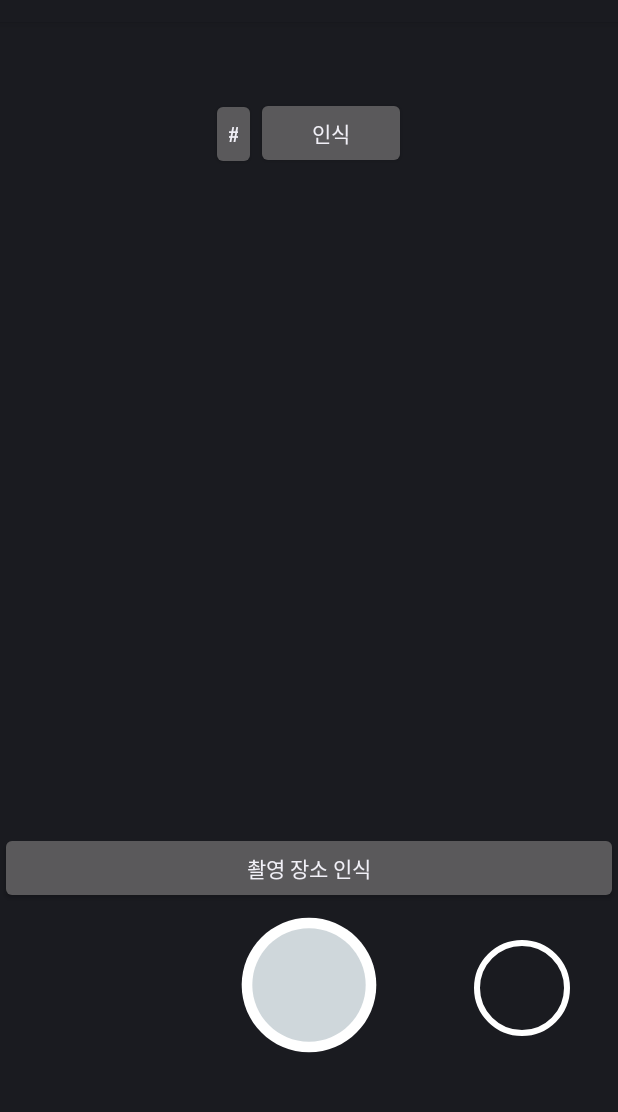
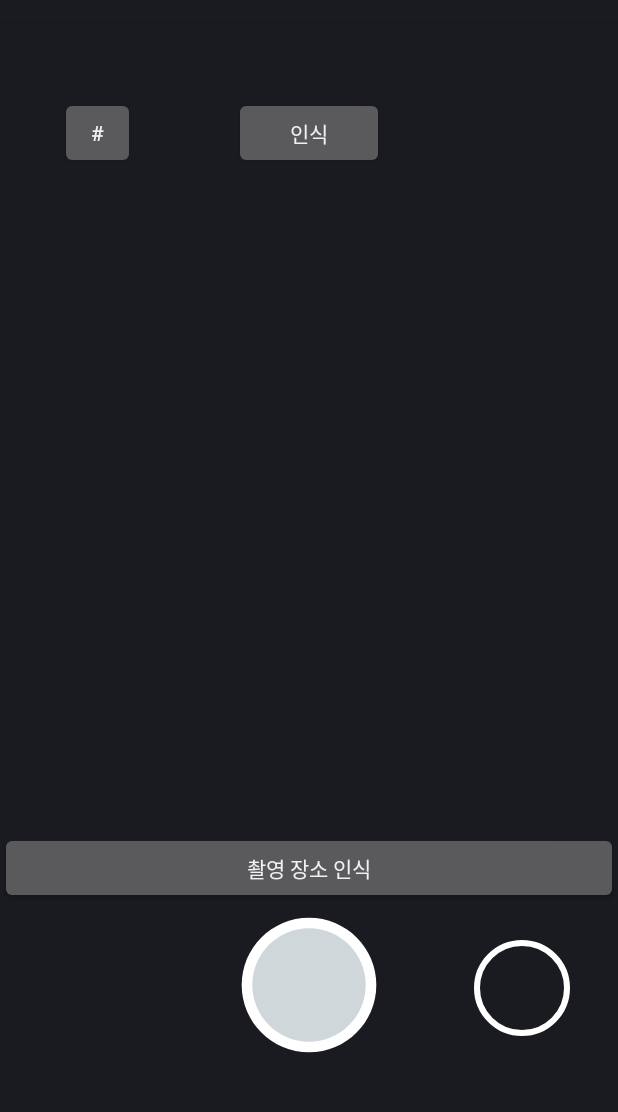
Before and after one commit to dusdn0573/CameraXBasic, an Android app: the layout camera_ui_container.xml on its own in the app's theme, with its tools: preview values and no code run, on a phone screen of 412 x 824 dp, the part 62-1174 px from its top. Run offline under Robolectric (Android 15) with nearby library versions, the phone set to English and light mode, and no system bars.

Commit message:
ui수정

```diff
--- a/app/src/main/res/layout/camera_ui_container.xml
+++ b/app/src/main/res/layout/camera_ui_container.xml
@@ -23,23 +23,19 @@
     android:layout_width="match_parent"
     android:layout_height="match_parent">
 
-    <!-- Camera control and gallery buttons -->
-
     <LinearLayout
         android:layout_width="match_parent"
         android:layout_height="match_parent"
         android:layout_marginTop="50dp"
-        android:gravity="center|top">
+        android:gravity="left|top">
         <Button
             android:id="@+id/btn_grid"
-            android:layout_width="30dp"
+            android:layout_width="50dp"
             android:layout_height="wrap_content"
+            android:layout_marginLeft="40dp"
             android:text="#" />
-        <Button
-            android:id="@+id/btn_category"
-            android:layout_width="100dp"
-            android:layout_height="wrap_content"
-            android:text="인식" />
+
+
 
         <!--        <Button-->
         <!--            android:id="@+id/btn_p1"-->
@@ -54,6 +50,22 @@
         <!--            android:visibility="gone"-->
         <!--            android:text="인물2" />-->
     </LinearLayout>
+
+    <!-- Camera control and gallery buttons -->
+    <LinearLayout
+        android:layout_width="match_parent"
+        android:layout_height="match_parent"
+        android:layout_marginTop="50dp"
+        android:gravity="center|top">
+
+        <Button
+            android:id="@+id/btn_category"
+            android:layout_width="100dp"
+            android:layout_height="wrap_content"
+            android:text="인식" />
+
+    </LinearLayout>
+
     <LinearLayout
         android:layout_width="match_parent"
         android:layout_height="match_parent"
```
Lines whose indentation alone changed are shown as unchanged.
